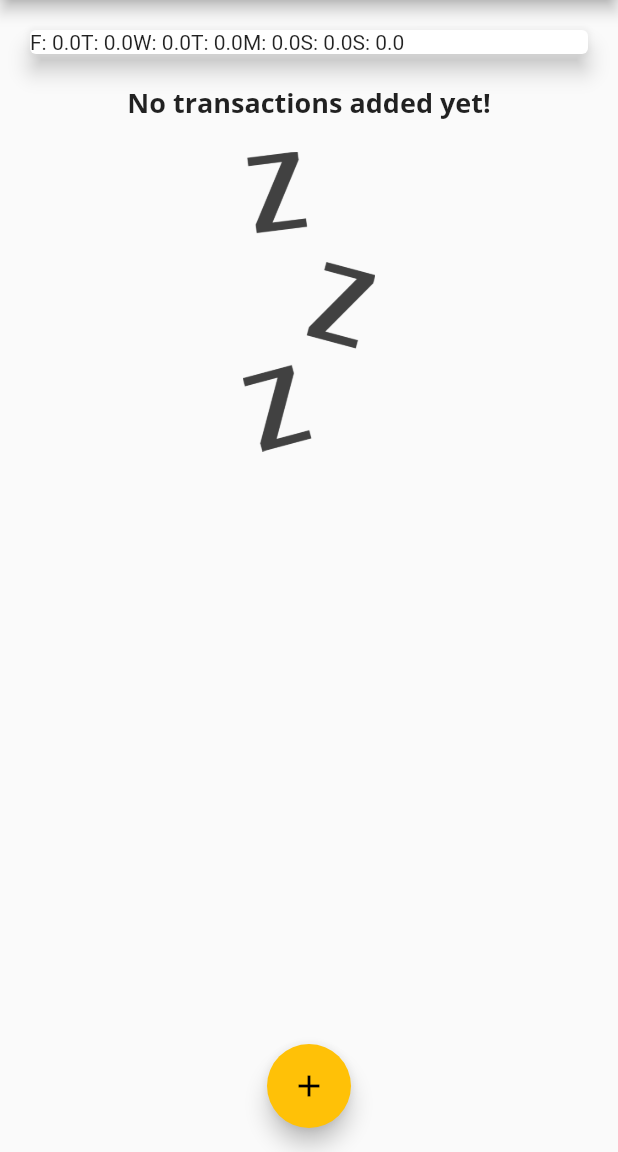
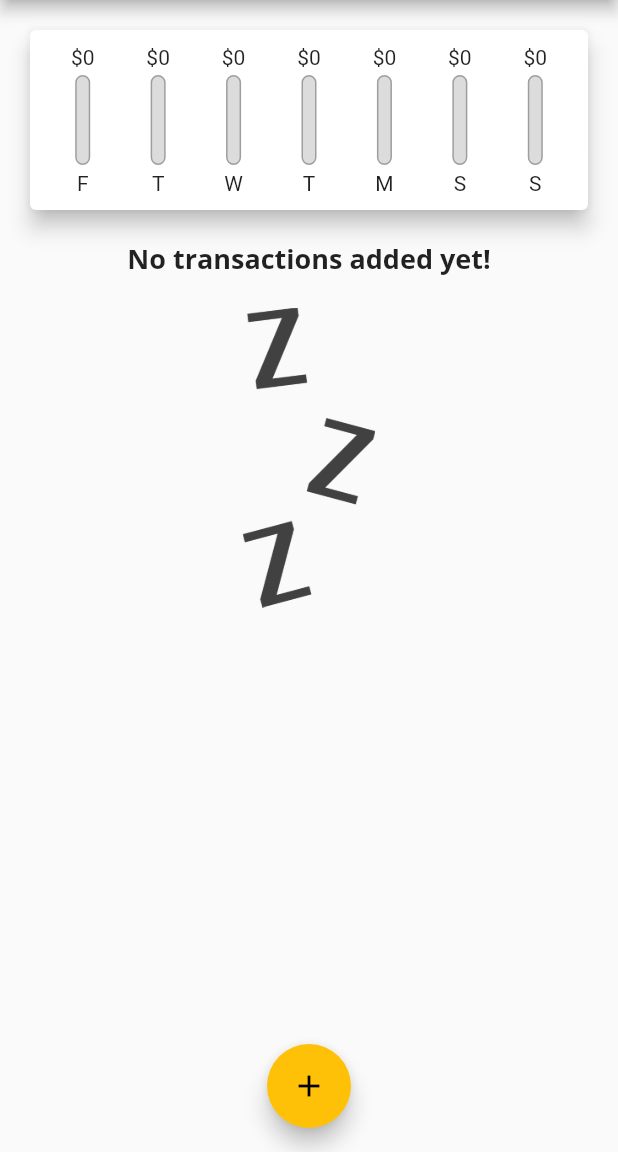
Before and after one commit to tugcekaratekee/tugce_flutter_ogreniyor, a Flutter app: the screen it shows after launch, on a phone screen of 412 x 824 dp, the part 84-1236 px from its top. Run offline on Flutter 3.47's test engine with Material 2 defaults, Android fonts, the phone set to English and light mode, and no system bars; missing offline and left inert: dart:ffi.

Commit message:
chart_bar added

```diff
--- a/lib/widgets/chart.dart
+++ b/lib/widgets/chart.dart
@@ -1,5 +1,6 @@
 import 'package:flutter/material.dart';
 import 'package:intl/intl.dart';
+import './chart_bar.dart';
 import '../models/transaction.dart';
 
 class Chart extends StatelessWidget {
@@ -31,16 +32,34 @@
     });
   }
 
+  double get totalSpending {
+    return groupedTransactionValues.fold(0.0, (sum, item) {
+      return sum + (item?['amount'] as double);
+    });
+  }
+
   @override
   Widget build(BuildContext context) {
     print(groupedTransactionValues);
     return Card(
       elevation: 6,
-      margin: EdgeInsets.all(20),
-      child: Row(
-        children: groupedTransactionValues.map((data) {
-          return Text('${data?['day']}: ${data?['amount']}');
-        }).toList(),
+      margin: const EdgeInsets.all(20),
+      child: Padding(
+        padding: EdgeInsets.all(10),
+        child: Row(
+          mainAxisAlignment: MainAxisAlignment.spaceAround,
+          children: groupedTransactionValues.map((data) {
+            return Flexible(
+              fit: FlexFit.tight,
+              child: Chartbar(
+                  data?['day'] as String,
+                  data?['amount'] as double,
+                  totalSpending == 0.0
+                      ? 0.0
+                      : (data?['amount'] as double) / totalSpending),
+            );
+          }).toList(),
+        ),
       ),
     );
   }
--- a/lib/widgets/chart_bar.dart
+++ b/lib/widgets/chart_bar.dart
@@ -11,7 +11,7 @@
   Widget build(BuildContext context) {
     return Column(
       children: <Widget>[
-        Text('\$${spendingAmount.toStringAsFixed(0)}'),
+        FittedBox(child: Text('\$${spendingAmount.toStringAsFixed(0)}')),
         SizedBox(
           height: 4,
         ),
```
